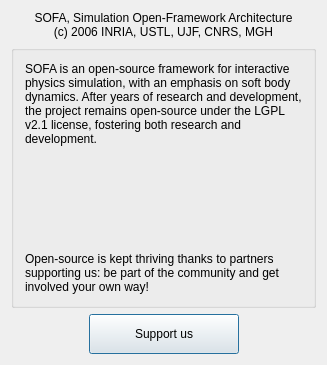
This is modules/SofaGuiQt/src/sofa/gui/qt/AboutDialog.ui in sofa-framework/sofa as Qt 5 draws it before an edit. The edited form follows.
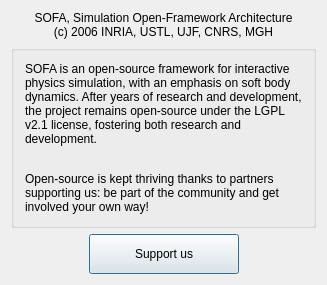
This is the edited form. Icons and pictures are not drawn.

Commit message: Add new image for About section

The edit to the form file:
```diff
--- a/modules/SofaGuiQt/src/sofa/gui/qt/AboutDialog.ui
+++ b/modules/SofaGuiQt/src/sofa/gui/qt/AboutDialog.ui
@@ -67,6 +67,19 @@
        </widget>
       </item>
       <item row="3" column="0">
+       <widget class="QLabel" name="label_3">
+        <property name="text">
+         <string>Open-source is kept thriving thanks to partners supporting us: be part of the community and get involved your own way!</string>
+        </property>
+        <property name="textFormat">
+         <enum>Qt::AutoText</enum>
+        </property>
+        <property name="wordWrap">
+         <bool>true</bool>
+        </property>
+       </widget>
+      </item>
+      <item row="2" column="0">
        <widget class="QLabel" name="label_2">
         <property name="minimumSize">
          <size>
@@ -100,45 +113,6 @@
         </property>
        </widget>
       </item>
-      <item row="4" column="0">
-       <spacer name="verticalSpacer">
-        <property name="orientation">
-         <enum>Qt::Vertical</enum>
-        </property>
-        <property name="sizeHint" stdset="0">
-         <size>
-          <width>20</width>
-          <height>40</height>
-         </size>
-        </property>
-       </spacer>
-      </item>
-      <item row="5" column="0">
-       <widget class="QLabel" name="label_3">
-        <property name="text">
-         <string>Open-source is kept thriving thanks to partners supporting us: be part of the community and get involved your own way!</string>
-        </property>
-        <property name="textFormat">
-         <enum>Qt::AutoText</enum>
-        </property>
-        <property name="wordWrap">
-         <bool>true</bool>
-        </property>
-       </widget>
-      </item>
-      <item row="2" column="0">
-       <spacer name="verticalSpacer_2">
-        <property name="orientation">
-         <enum>Qt::Vertical</enum>
-        </property>
-        <property name="sizeHint" stdset="0">
-         <size>
-          <width>20</width>
-          <height>40</height>
-         </size>
-        </property>
-       </spacer>
-      </item>
      </layout>
     </widget>
    </item>
```
Left out of the diff: 3 changed lines with no effect on the pictures. The commit also changes 2 other files.
